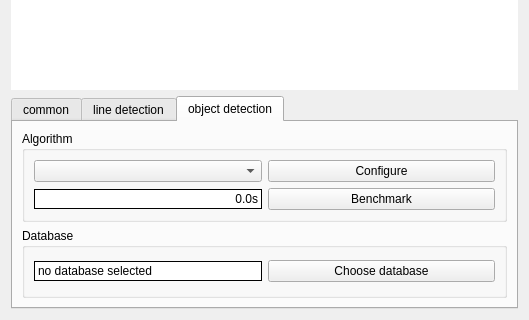
Qt form app/form/algorithmcontrolwidget.ui (FormSeher/formseher) before a commit; both pictures show x 0 to 529 and y 221 to 541 of the 529 by 541 pixel window.
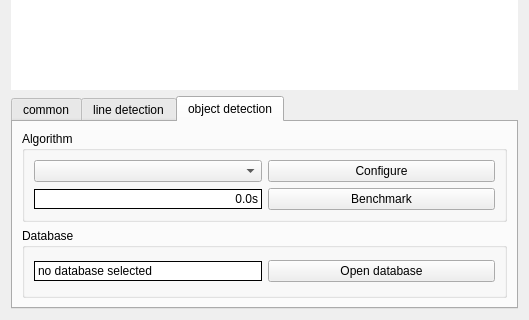
The same form after that commit. The open tabs and pages were chosen to show the change.

Commit message:
Fixed namings of widgets in AlgorithmControlWidget.
Closes #81.

Diff of the .ui file:
```diff
--- a/app/form/algorithmcontrolwidget.ui
+++ b/app/form/algorithmcontrolwidget.ui
@@ -1051,7 +1051,7 @@
           <item row="0" column="1">
            <widget class="QPushButton" name="openDatabaseButton">
             <property name="text">
-             <string>Choose database</string>
+             <string>Open database</string>
             </property>
            </widget>
           </item>
```
Left out of the diff: 20 changed lines with no effect on the pictures. The commit also changes 2 other files.
